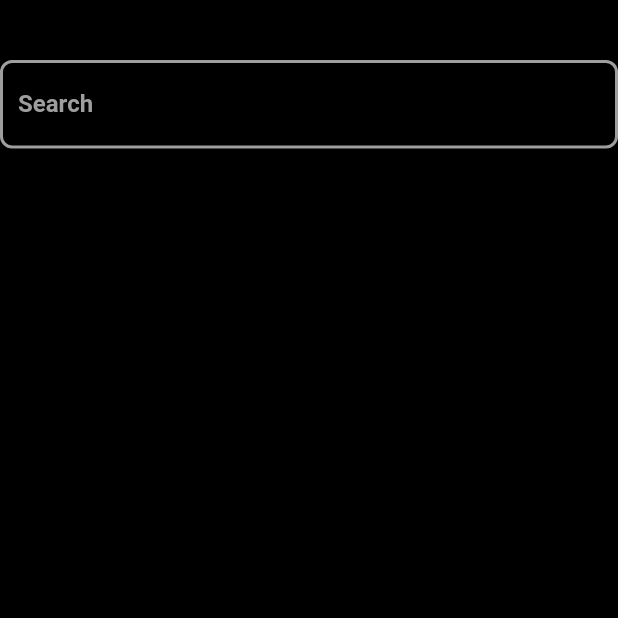
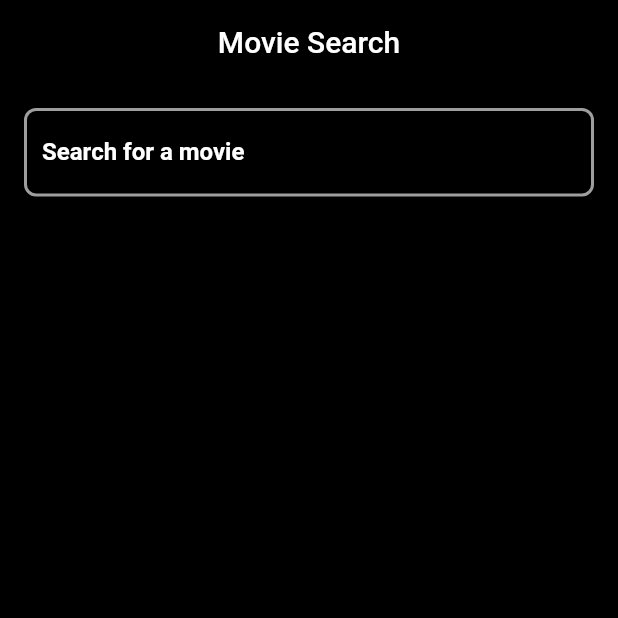
Before and after one commit to sohailadaoud/movies_search, a Flutter app: the screen it shows after launch, on a phone screen of 412 x 824 dp, the top half of it. Run offline on Flutter 3.47's test engine with Material 2 defaults, Android fonts, the phone set to English and light mode, and no system bars.

Commit message:
search and api manager done

```diff
--- a/lib/api/api_constant.dart
+++ /dev/null
@@ -1,4 +0,0 @@
-class ApiConstants {
-  static const String baseUrl = 'api.themoviedb.org';
-  static const String moviesUrl = '/3/search/movie';
-}
--- a/lib/search/search_screen.dart
+++ b/lib/search/search_screen.dart
@@ -1,8 +1,27 @@
 import 'package:flutter/material.dart';
-import 'package:movies_search/search/search_deligate.dart';
+import 'package:movies_search/api/api_manager.dart';
 
-class SearchScreen extends StatelessWidget {
+class SearchScreen extends StatefulWidget {
   static const String routeName = 'search-screen';
+
+  @override
+  State<SearchScreen> createState() => _SearchScreenState();
+}
+
+class _SearchScreenState extends State<SearchScreen> {
+  final TextEditingController searchController = TextEditingController();
+  final ApiManager apiManager = ApiManager();
+  dynamic searchResult;
+
+  void _searchMovies() async {
+    final query = searchController.text;
+    if (query.isNotEmpty) {
+      final result = await apiManager.searchMovies(query);
+      setState(() {
+        searchResult = result;
+      });
+    }
+  }
 
   @override
   Widget build(BuildContext context) {
@@ -10,31 +29,84 @@ class SearchScreen extends StatelessWidget {
 
     return Scaffold(
       backgroundColor: Colors.black,
-      body: Column(
+      appBar: AppBar(
+        centerTitle: true,
+        backgroundColor: Colors.black,
+        title: Text('Movie Search'),
+      ),
+      body: Padding(
+        padding: const EdgeInsets.all(16.0),
+        child: Column(
           children: [
-          SizedBox(
-            height: 40,
-          ),
             TextField(
-            onTap: () {
-              showSearch(context: context, delegate: SearchDeligate());
-            },
-            style: TextStyle(color: Colors.white, fontWeight: FontWeight.w600),
-            decoration: new InputDecoration(
+              style:
+                  TextStyle(color: Colors.white, fontWeight: FontWeight.w600),
+              controller: searchController,
+              decoration: InputDecoration(
+                labelText: 'Search for a movie',
+                labelStyle: TextStyle(color: Colors.white),
                 enabledBorder: OutlineInputBorder(
                   borderSide: const BorderSide(color: Colors.grey, width: 2.0),
                   borderRadius: BorderRadius.circular(8.0),
                 ),
-              labelText: "Search",
-              labelStyle: TextStyle(color: Colors.grey),
               ),
+              onSubmitted: (_) => _searchMovies(),
             ),
+            SizedBox(height: 20),
+            searchResult != null
+                ? Expanded(
+                    child: ListView.builder(
+                      itemCount: searchResult['results'].length,
+                      itemBuilder: (context, index) {
+                        final movie = searchResult['results'][index];
+                        return ListTile(
+                          title: Text(
+                            movie['title'],
+                            style: TextStyle(color: Colors.white),
+                          ),
+                          subtitle: Text(
+                            movie['overview'],
+                            style: TextStyle(color: Colors.white70),
+                          ),
+                        );
+                      },
+                    ),
+                  )
+                : Container(),
           ],
+        ),
       ),
     );
   }
 }
 
+//search UI
+// return Scaffold(
+// backgroundColor: Colors.black,
+// body: Column(
+// children: [
+// SizedBox(
+// height: 40,
+// ),
+// TextField(
+// onTap: () {
+// showSearch(context: context, delegate: SearchDeligate());
+// },
+// style: TextStyle(color: Colors.white, fontWeight: FontWeight.w600),
+// decoration: new InputDecoration(
+// enabledBorder: OutlineInputBorder(
+// borderSide: const BorderSide(color: Colors.grey, width: 2.0),
+// borderRadius: BorderRadius.circular(8.0),
+// ),
+// labelText: "Search",
+// labelStyle: TextStyle(color: Colors.grey),
+// ),
+// ),
+// ],
+// ),
+// );
+
+//=============================================
 //Widget build(BuildContext context) {
 //     TextEditingController searchBarController = TextEditingController();
 //
@@ -104,3 +176,50 @@ class SearchScreen extends StatelessWidget {
 //           //     //  autofocus: true,
 //           //   ),
 //           // ),
+
+//search deligate
+//
+// import 'package:flutter/material.dart';
+//
+// class SearchDeligate extends SearchDelegate {
+//   @override
+//   ThemeData appBarTheme(BuildContext context) {
+//     return Theme.of(context).copyWith(
+//         scaffoldBackgroundColor: Colors.black,
+//         appBarTheme: AppBarTheme(color: Colors.black));
+//   }
+//
+//   @override
+//   List<Widget>? buildActions(BuildContext context) {
+//     return [
+//       IconButton(
+//           onPressed: () {},
+//           icon: Icon(
+//             Icons.search,
+//             color: Colors.white,
+//           ))
+//     ];
+//   }
+//
+//   @override
+//   Widget? buildLeading(BuildContext context) {
+//     return IconButton(
+//         onPressed: () {
+//           Navigator.of(context).pop();
+//         },
+//         icon: Icon(
+//           Icons.close,
+//           color: Colors.white,
+//         ));
+//   }
+//
+//   @override
+//   Widget buildResults(BuildContext context) {
+//     return Container();
+//   }
+//
+//   @override
+//   Widget buildSuggestions(BuildContext context) {
+//     return Container();
+//   }
+// }
```
Also changed, not shown: lib/api/api_manager.dart (+11 -26 lines), lib/search/search_deligate.dart (deleted, +0 -44 lines). Lines whose indentation alone changed are shown as unchanged.
